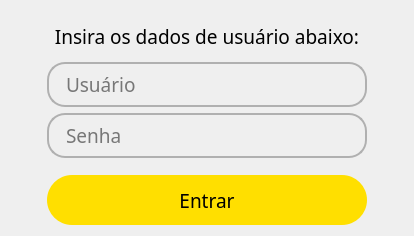
Before: the Qt Designer form pyqt/ui/login_dialog.ui in MayconTechnoFlex/sousmile, drawn with Qt 5.
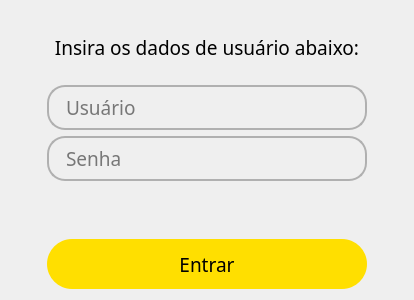
After: the same form once the commit is applied.

Diff of the .ui file:
```diff
--- a/pyqt/ui/login_dialog.ui
+++ b/pyqt/ui/login_dialog.ui
@@ -7,19 +7,19 @@
     <x>0</x>
     <y>0</y>
     <width>414</width>
-    <height>236</height>
+    <height>300</height>
    </rect>
   </property>
   <property name="minimumSize">
    <size>
     <width>414</width>
-    <height>236</height>
+    <height>250</height>
    </size>
   </property>
   <property name="maximumSize">
    <size>
     <width>414</width>
-    <height>236</height>
+    <height>300</height>
    </size>
   </property>
   <property name="windowTitle">
@@ -275,6 +275,25 @@
         </layout>
        </widget>
       </item>
+      <item>
+       <widget class="QLabel" name="lbl_login_staus">
+        <property name="font">
+         <font>
+          <family>Equinox Bold</family>
+          <pointsize>10</pointsize>
+         </font>
+        </property>
+        <property name="styleSheet">
+         <string notr="true"/>
+        </property>
+        <property name="text">
+         <string/>
+        </property>
+        <property name="alignment">
+         <set>Qt::AlignCenter</set>
+        </property>
+       </widget>
+      </item>
      </layout>
     </widget>
    </item>
```
